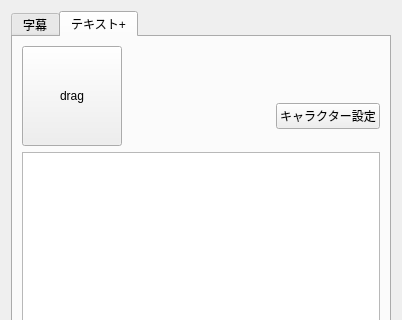
Old version of the form library/python/rs/tool/voice_bin/voice_bin.ui in the repository nakano000/Resolve_Script; both pictures show x 0 to 402 and y 0 to 320 of the 402 by 537 pixel window.
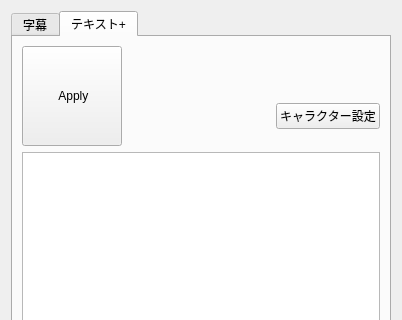
New version of the form. The open tabs and pages were chosen to show the change. Custom widgets are drawn as their Qt base class.

The edit to the form file:
```diff
--- a/library/python/rs/tool/voice_bin/voice_bin.ui
+++ b/library/python/rs/tool/voice_bin/voice_bin.ui
@@ -64,7 +64,7 @@
             </size>
            </property>
            <property name="text">
-            <string>drag</string>
+            <string> Apply</string>
            </property>
           </widget>
          </item>
```
